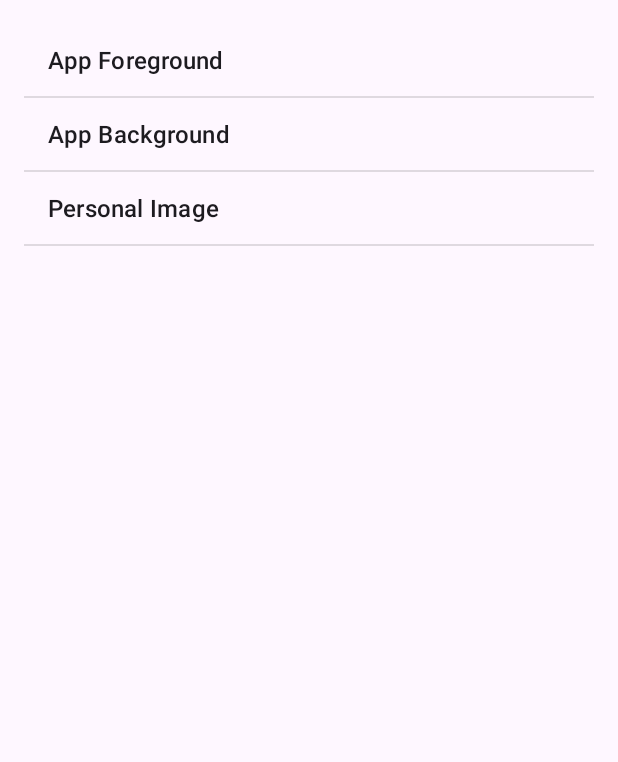
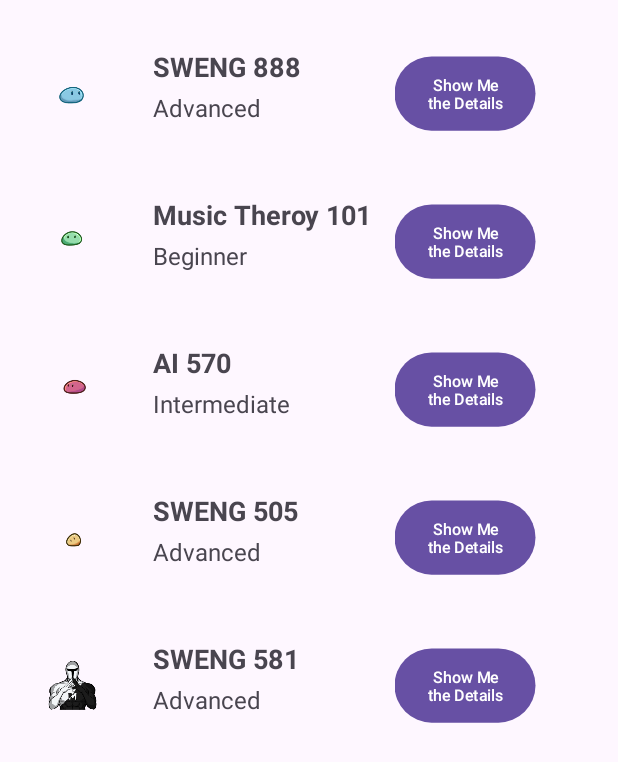
Before and after one commit to KofiFS/ShowMeTheList, an Android app: the screen it shows after launch (MainActivity), on a phone screen of 412 x 824 dp. Shown: the top 762 px of the screen. Run offline under Robolectric (Android 15) with nearby library versions, the light colour scheme and no system bars.

Commit message:
- Updated Project

```diff
--- a/app/src/main/java/com/example/showmethelist/Item.kt
+++ b/app/src/main/java/com/example/showmethelist/Item.kt
@@ -3,36 +3,37 @@ package com.example.showmethelist
 import android.os.Parcel
 import android.os.Parcelable
 
-// Data class representing an item
-data class Item(val title: String, val subtitle: String, val imageResId: Int) : Parcelable {
-    // Parcelable constructor
+// Updated data class representing an item
+data class Item(
+    val id: Int,
+    val title: String,
+    val subtitle: String,
+    val description: String, // New field
+    val imageResId: Int
+) : Parcelable {
+    // Updated Parcelable constructor
     constructor(parcel: Parcel) : this(
+        parcel.readInt(),
         parcel.readString() ?: "",
         parcel.readString() ?: "",
+        parcel.readString() ?: "", // Handle description
         parcel.readInt()
     )
 
-    // Write data to parcel
+    // Updated write to parcel to include id and description
     override fun writeToParcel(parcel: Parcel, flags: Int) {
+        parcel.writeInt(id)
         parcel.writeString(title)
         parcel.writeString(subtitle)
+        parcel.writeString(description) // Write description to parcel
         parcel.writeInt(imageResId)
     }
 
-    // Describe contents, always return 0
-    override fun describeContents(): Int {
-        return 0
-    }
+    override fun describeContents(): Int = 0
 
-    // Creator object to create instances of the Parcelable class from a parcel
     companion object CREATOR : Parcelable.Creator<Item> {
-        override fun createFromParcel(parcel: Parcel): Item {
-            return Item(parcel)
-        }
+        override fun createFromParcel(parcel: Parcel): Item = Item(parcel)
 
-        // Create a new array of the Parcelable class
-        override fun newArray(size: Int): Array<Item?> {
-            return arrayOfNulls(size)
-        }
+        override fun newArray(size: Int): Array<Item?> = arrayOfNulls(size)
     }
 }
--- a/app/src/main/java/com/example/showmethelist/MainActivity.kt
+++ b/app/src/main/java/com/example/showmethelist/MainActivity.kt
@@ -1,10 +1,18 @@
 package com.example.showmethelist
 
+import android.content.Context
 import android.content.Intent
 import android.os.Bundle
+import android.view.LayoutInflater
+import android.view.View
+import android.view.ViewGroup
 import android.widget.AdapterView
 import android.widget.ArrayAdapter
+import android.widget.Button
+import android.widget.ImageView
 import android.widget.ListView
+import android.widget.TextView
+import android.widget.Toast
 import androidx.appcompat.app.AppCompatActivity
 import com.google.android.material.snackbar.Snackbar
 
@@ -19,34 +27,19 @@ class MainActivity : AppCompatActivity() {
         // List of items displayed in the ListView
         items = listOf(
             // Sample items with title, subtitle, and image resource ID
-            Item("App Foreground", "To the right of the application you can see \n"+
-                    "the applications foreground which is a white \n alien guy.", R.drawable.ic_launcher_foreground),
-            Item("App Background", "To the right of the application you can see \n" +
-                    " the applications background which is a \n" +
-                    "green grid.", R.drawable.ic_launcher_background),
-            Item("Personal Image", "To the right of the application you can see \n" +
-                    " the a personal image which is a \n" +
-                    "character called Tiny Man from a game\n" +
-                    " called Tiny Man's Revenge Remastered. (in png format.)", R.drawable.tm)
+            Item(54321,"SWENG 888", "Advanced", "Explore advanced topics in software engineering, including software architecture, design patterns, and agile methodologies.", R.drawable.jbb),
+            Item(98765, "Music Theroy 101", "Beginner", "Introduction to the fundamental principles of music theory, including notation, scales, chords, and basic harmony.",R.drawable.jbg),
+            Item(24680, "AI 570", "Intermediate",  "Explore intermediate topics in artificial intelligence, covering machine learning algorithms, neural networks, and natural language processing techniques.",R.drawable.jbr),
+            Item(13579, "SWENG 505", "Advanced",  "Advanced software engineering course focusing on software architecture, design patterns, and software development methodologies.",R.drawable.jby),
+            Item(43215, "SWENG 581", "Advanced",  "In-depth exploration of software testing techniques, including unit testing, integration testing, and automated testing frameworks.",R.drawable.tm)
             // Add more items as needed
         )
 
         val listView: ListView = findViewById(R.id.listView)
 
         // Adapter for the ListView to display item titles
-        val adapter = ArrayAdapter(this, android.R.layout.simple_list_item_1, items.map { it.title })
+        val adapter = MyListAdapter(this, R.layout.list_item_layout, items)
         listView.adapter = adapter
-
-        // Click listener for ListView items
-        listView.onItemClickListener =
-            AdapterView.OnItemClickListener { parent, view, position, id ->
-                val selectedItem = items[position]
-                val intent = Intent(this, SecondActivity::class.java).apply {
-                    // Pass the selected item to the SecondActivity
-                    putExtra("selectedItem", selectedItem)
-                }
-                startActivity(intent) // Start SecondActivity
-            }
     }
 
     override fun onResume() {
@@ -54,4 +47,50 @@ class MainActivity : AppCompatActivity() {
         // Display a Snackbar when returning from SecondActivity
         Snackbar.make(findViewById(android.R.id.content), "Operation successful", Snackbar.LENGTH_SHORT).show()
     }
+
+    private class MyListAdapter(context: Context, private val layout: Int, private val items: List<Item>) :
+        ArrayAdapter<Item>(context, layout, items) {
+
+        override fun getView(position: Int, convertView: View?, parent: ViewGroup): View {
+            var convertView = convertView
+            var mainViewHolder: ViewHolder? = null
+
+            if (convertView == null) {
+                convertView = LayoutInflater.from(context).inflate(layout, parent, false)
+                mainViewHolder = ViewHolder()
+                mainViewHolder.thumbnail = convertView.findViewById(R.id.imageView)
+                mainViewHolder.title = convertView.findViewById(R.id.textTitle)
+                mainViewHolder.subtitle = convertView.findViewById(R.id.textSubtitle)
+                mainViewHolder.button = convertView.findViewById(R.id.buttonDetails)
+                convertView.tag = mainViewHolder
+            } else {
+                mainViewHolder = convertView.tag as ViewHolder
+            }
+            val currentItem = items[position]
+            mainViewHolder.button?.setOnClickListener {
+
+                val intent = Intent(context, SecondActivity::class.java).apply {
+                    // Pass the selected item to the SecondActivity
+                    putExtra("selectedItem", items[position])
+                }
+                context.startActivity(intent) // Start SecondActivity
+            }
+
+            mainViewHolder.title?.text = currentItem.title
+            mainViewHolder.subtitle?.text = currentItem.subtitle
+            mainViewHolder.thumbnail?.setImageResource(currentItem.imageResId)
+            // Set subtitle text as needed
+            // Set image resource for thumbnail image as needed
+
+            return convertView!!
+        }
+    }
+
+    class ViewHolder {
+        var thumbnail: ImageView? = null
+        var title: TextView? = null
+        var subtitle: TextView? = null
+        var button: Button? = null
+    }
+
 }
--- a/app/src/main/res/layout/activity_main.xml
+++ b/app/src/main/res/layout/activity_main.xml
@@ -9,6 +9,8 @@
     <ListView
         android:id="@+id/listView"
         android:layout_width="match_parent"
-        android:layout_height="match_parent" />
+        android:layout_height="match_parent"
+        android:divider="@android:color/transparent"
+        android:dividerHeight="0dp"/>
 
 </RelativeLayout>
--- /dev/null
+++ b/app/src/main/res/layout/list_item_layout.xml
@@ -0,0 +1,54 @@
+<?xml version="1.0" encoding="utf-8"?>
+<RelativeLayout xmlns:android="http://schemas.android.com/apk/res/android"
+    android:layout_width="match_parent"
+    android:layout_height="wrap_content"
+    android:padding="16dp">
+
+    <TextView
+        android:id="@+id/textTitle"
+        android:layout_width="wrap_content"
+        android:layout_height="wrap_content"
+        android:layout_alignParentStart="true"
+        android:layout_alignParentTop="true"
+        android:layout_marginStart="70dp"
+        android:layout_marginTop="0dp"
+        android:layout_marginEnd="8dp"
+        android:text="Title Text"
+        android:textSize="18sp"
+        android:textStyle="bold" />
+
+    <TextView
+        android:id="@+id/textSubtitle"
+        android:layout_width="wrap_content"
+        android:layout_height="wrap_content"
+        android:layout_below="@id/textTitle"
+        android:layout_alignParentStart="true"
+        android:layout_marginStart="70dp"
+        android:layout_marginTop="4dp"
+        android:layout_marginEnd="8dp"
+        android:text="Sub Title Text"
+        android:textSize="16sp" />
+
+    <Button
+        android:id="@+id/buttonDetails"
+        android:layout_width="125dp"
+        android:layout_height="74dp"
+        android:layout_below="@id/textSubtitle"
+        android:layout_alignParentEnd="true"
+        android:layout_marginTop="-57dp"
+        android:layout_marginEnd="7dp"
+        android:scaleX=".75"
+        android:scaleY=".75"
+        android:text="Show Me the Details" />
+
+    <ImageView
+        android:id="@+id/imageView"
+        android:layout_width="60dp"
+        android:layout_height="60dp"
+        android:layout_alignParentEnd="true"
+        android:layout_marginEnd="315dp"
+        android:adjustViewBounds="true"
+        android:scaleType="fitCenter"
+        android:src="@drawable/ic_launcher_background" />
+
+</RelativeLayout>
```
Also changed, not shown: app/src/main/java/com/example/showmethelist/ItemAdapter.kt (+22 -26 lines), app/src/main/java/com/example/showmethelist/SecondActivity.kt (+7 -3 lines), app/src/main/res/layout/activity_second.xml (+57 -20 lines), app/src/main/res/layout/item_layout.xml (+25 -17 lines), app/src/main/res/drawable/jbb.png (added), app/src/main/res/drawable/jbg.png (added), app/src/main/res/drawable/jbr.png (added), app/src/main/res/drawable/jby.png (added).
